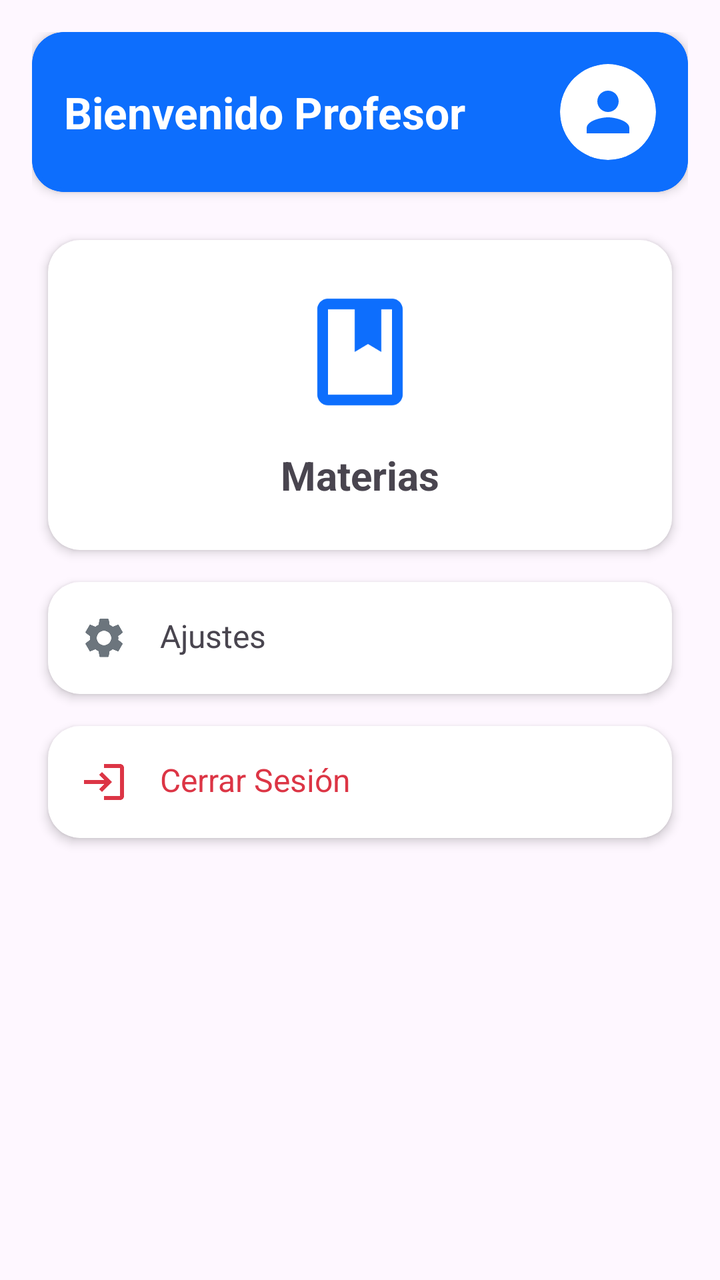
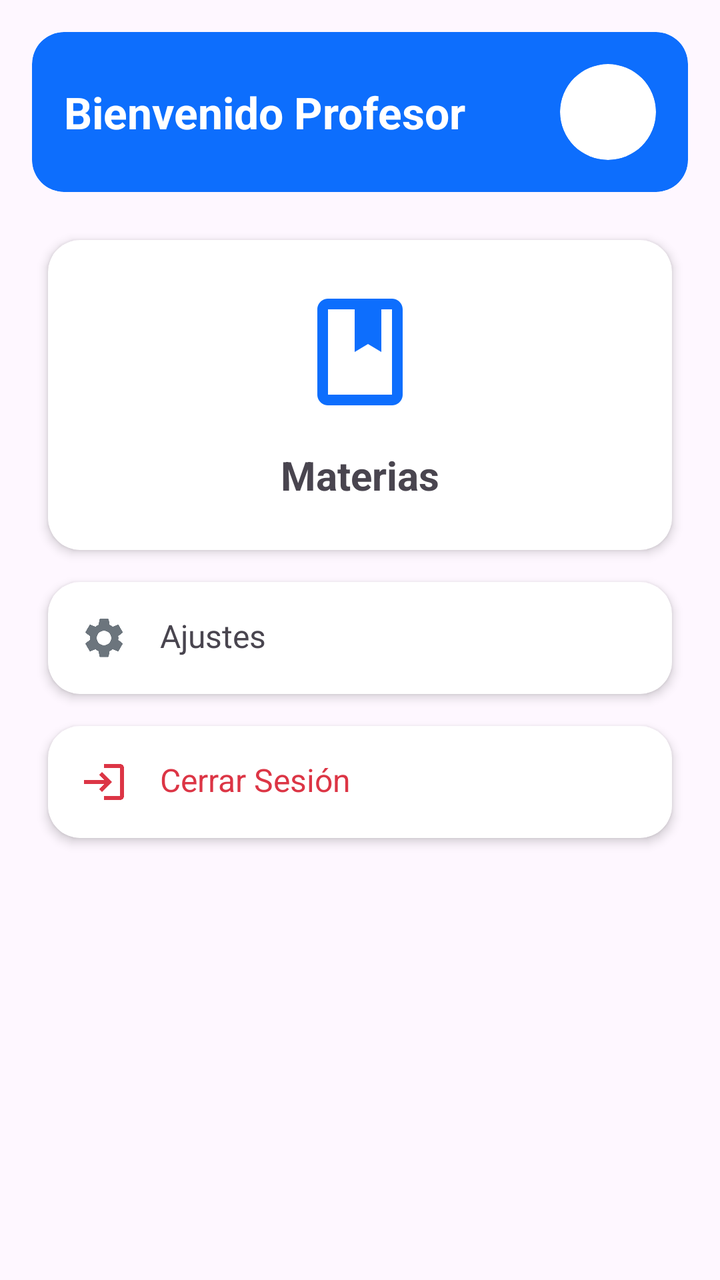

Compare the two renders of this Android layout. The source of the first and the diff that turns it into the second are given below.
<!-- AndroidManifest.xml: application theme Theme.MyApplication -->
<!-- res/layout/fragment_professor_home.xml -->
<?xml version="1.0" encoding="utf-8"?>
<LinearLayout xmlns:android="http://schemas.android.com/apk/res/android"
    xmlns:app="http://schemas.android.com/apk/res-auto"
    android:layout_width="match_parent"
    android:layout_height="match_parent"
    android:orientation="vertical"
    android:padding="16dp"
    android:background="?android:attr/colorBackground">

    <com.google.android.material.card.MaterialCardView
        android:id="@+id/cardHeaderProfileProf"
        android:layout_width="match_parent"
        android:layout_height="wrap_content"
        android:layout_marginBottom="16dp"
        app:cardCornerRadius="16dp"
        app:strokeColor="?attr/colorPrimary"
        app:strokeWidth="2dp"
        app:cardElevation="3dp"
        app:cardBackgroundColor="?attr/colorPrimary">
        <RelativeLayout
            android:layout_width="match_parent"
            android:layout_height="wrap_content"
            android:padding="16dp">
            <TextView
                android:id="@+id/tvProfessorName"
                android:layout_width="wrap_content"
                android:layout_height="wrap_content"
                android:layout_alignParentStart="true"
                android:layout_toStartOf="@id/btnGoToProfileProf"
                android:layout_centerVertical="true"
                android:text="Bienvenido Profesor"
                android:textColor="?attr/colorOnPrimary"
                android:textSize="22sp"
                android:textStyle="bold" />

            <androidx.cardview.widget.CardView
                android:id="@+id/btnGoToProfileProf"
                android:layout_width="48dp"
                android:layout_height="48dp"
                app:cardCornerRadius="24dp"
                app:cardElevation="0dp"
                app:cardBackgroundColor="?attr/colorOnPrimary"
                android:layout_alignParentEnd="true"
                android:layout_centerVertical="true"
                android:clickable="true"
                android:focusable="true"
                android:foreground="?android:attr/selectableItemBackground">
                <ImageView
                    android:id="@+id/ivProfileImageProf"
                    android:layout_width="match_parent"
                    android:layout_height="match_parent"
                    android:src="@drawable/ic_person"
                    android:scaleType="centerCrop"
                    app:tint="?attr/colorPrimary"
                    android:padding="8dp"
                    android:contentDescription="Perfil"/>
            </androidx.cardview.widget.CardView>
        </RelativeLayout>
    </com.google.android.material.card.MaterialCardView>

    <androidx.cardview.widget.CardView
        android:id="@+id/cardMySubjects"
        style="@style/Widget.Bootstrap.Card"
        android:layout_width="match_parent"
        android:layout_height="wrap_content"
        android:clickable="true"
        android:focusable="true"
        android:foreground="?attr/selectableItemBackground">
        <LinearLayout
            android:layout_width="match_parent"
            android:layout_height="wrap_content"
            android:orientation="vertical"
            android:padding="24dp"
            android:gravity="center">
            <ImageView
                android:layout_width="64dp"
                android:layout_height="64dp"
                android:src="@drawable/ic_book"
                app:tint="?attr/colorPrimary"/>
            <TextView
                android:layout_width="wrap_content"
                android:layout_height="wrap_content"
                android:text="Materias"
                android:textSize="20sp"
                android:textStyle="bold"
                android:layout_marginTop="16dp"/>
        </LinearLayout>
    </androidx.cardview.widget.CardView>

    <androidx.cardview.widget.CardView
        android:id="@+id/cardSettings"
        style="@style/Widget.Bootstrap.Card"
        android:layout_width="match_parent"
        android:layout_height="wrap_content"
        android:layout_marginTop="16dp"
        android:clickable="true"
        android:focusable="true"
        android:foreground="?attr/selectableItemBackground">
        <RelativeLayout
            android:layout_width="match_parent"
            android:layout_height="wrap_content"
            android:padding="16dp">
            <ImageView
                android:id="@+id/iconSettings"
                android:layout_width="24dp"
                android:layout_height="24dp"
                android:src="@drawable/ic_settings"
                app:tint="@color/bs_secondary"/>
            <TextView
                android:layout_width="wrap_content"
                android:layout_height="wrap_content"
                android:layout_toEndOf="@id/iconSettings"
                android:layout_marginStart="16dp"
                android:text="Ajustes"
                android:textSize="16sp"/>
        </RelativeLayout>
    </androidx.cardview.widget.CardView>

    <androidx.cardview.widget.CardView
        android:id="@+id/cardReturnToAdmin"
        style="@style/Widget.Bootstrap.Card"
        android:layout_width="match_parent"
        android:layout_height="wrap_content"
        android:clickable="true"
        android:focusable="true"
        android:foreground="?attr/selectableItemBackground"
        android:visibility="gone">
        <RelativeLayout
            android:layout_width="match_parent"
            android:layout_height="wrap_content"
            android:padding="16dp">
            <ImageView
                android:id="@+id/iconReturn"
                android:layout_width="24dp"
                android:layout_height="24dp"
                android:src="@drawable/ic_logout"
                app:tint="@color/bs_info"/>
            <TextView
                android:layout_width="wrap_content"
                android:layout_height="wrap_content"
                android:layout_toEndOf="@id/iconReturn"
                android:layout_marginStart="16dp"
                android:text="Volver a Gestión Administrativa"
                android:textStyle="bold"
                android:textColor="@color/bs_info"
                android:textSize="16sp"/>
        </RelativeLayout>
    </androidx.cardview.widget.CardView>

    <androidx.cardview.widget.CardView
        android:id="@+id/cardLogout"
        style="@style/Widget.Bootstrap.Card"
        android:layout_width="match_parent"
        android:layout_height="wrap_content"
        android:clickable="true"
        android:focusable="true"
        android:foreground="?attr/selectableItemBackground">
        <RelativeLayout
            android:layout_width="match_parent"
            android:layout_height="wrap_content"
            android:padding="16dp">
            <ImageView
                android:id="@+id/iconLogout"
                android:layout_width="24dp"
                android:layout_height="24dp"
                android:src="@drawable/ic_login"
                app:tint="@color/bs_danger"/>
            <TextView
                android:layout_width="wrap_content"
                android:layout_height="wrap_content"
                android:layout_toEndOf="@id/iconLogout"
                android:layout_marginStart="16dp"
                android:text="Cerrar Sesión"
                android:textColor="@color/bs_danger"
                android:textSize="16sp"/>
        </RelativeLayout>
    </androidx.cardview.widget.CardView>

</LinearLayout>
<!-- resources referenced by this layout -->
<resources>
  <color name="bs_danger">#dc3545</color>
  <color name="bs_info">#0dcaf0</color>
  <color name="bs_secondary">#6c757d</color>
  <!-- drawable ic_book (drawable) -->
  <vector xmlns:android="http://schemas.android.com/apk/res/android"
      android:width="24dp"
      android:height="24dp"
      android:viewportWidth="24"
      android:viewportHeight="24">
      <path
          android:fillColor="#FFFFFF"
          android:pathData="M18,2H6C4.9,2 4,2.9 4,4v16c0,1.1 0.9,2 2,2h12c1.1,0 2,-0.9 2,-2V4C20,2.9 19.1,2 18,2zM18,20H6V4h5v8l2.5,-1.5L16,12V4h2V20z" />
  </vector>
  <!-- drawable ic_login (drawable) -->
  <vector xmlns:android="http://schemas.android.com/apk/res/android"
      android:width="24dp"
      android:height="24dp"
      android:viewportWidth="24"
      android:viewportHeight="24">
      <path
          android:fillColor="#FFFFFF"
          android:pathData="M11,7L9.6,8.4l2.6,2.6H2v2h10.2l-2.6,2.6L11,17l5,-5L11,7zM20,19h-8v2h8c1.1,0 2,-0.9 2,-2V5c0,-1.1 -0.9,-2 -2,-2h-8v2h8V19z" />
  </vector>
  <!-- drawable ic_logout (drawable) -->
  <vector xmlns:android="http://schemas.android.com/apk/res/android"
      android:width="24dp"
      android:height="24dp"
      android:viewportWidth="24"
      android:viewportHeight="24">
      <path
          android:fillColor="#FFFFFF"
          android:pathData="M17,7l-1.41,1.41L18.17,11H8v2h10.17l-2.58,2.58L17,17l5,-5L17,7zM4,5h8V3H4C2.9,3 2,3.9 2,5v14c0,1.1 0.9,2 2,2h8v-2H4V5z"/>
  </vector>
  <!-- drawable ic_person (drawable) -->
  <vector xmlns:android="http://schemas.android.com/apk/res/android"
      android:width="24dp"
      android:height="24dp"
      android:viewportWidth="24"
      android:viewportHeight="24">
      <path
          android:fillColor="#6c757d"
          android:pathData="M12,12c2.21,0 4,-1.79 4,-4s-1.79,-4 -4,-4 -4,1.79 -4,4 1.79,4 4,4zM12,14c-2.67,0 -8,1.34 -8,4v2h16v-2c0,-2.66 -5.33,-4 -8,-4z" />
  </vector>
  <style name="Widget.Bootstrap.Card" parent="Widget.Material3.CardView.Outlined">
          <item name="cardBackgroundColor">?attr/colorSurface</item>
          <item name="cardCornerRadius">16dp</item>
          <item name="cardElevation">3dp</item>
          <item name="strokeColor">?attr/colorPrimary</item>
          <item name="strokeWidth">2dp</item>
          <item name="android:layout_margin">8dp</item>
      </style>
  <style name="Theme.MyApplication" parent="Base.Theme.MyApplication" />
  <style name="Base.Theme.MyApplication" parent="Theme.Material3.DayNight.NoActionBar">
          <item name="colorPrimary">@color/accent_blue</item>
          <item name="colorOnPrimary">@color/white</item>
          <item name="colorSecondary">@color/bs_secondary</item>
          <item name="android:statusBarColor">@color/bs_dark</item>
          <item name="android:windowBackground">@color/bs_light</item>
          <item name="colorSurface">@color/surface_light</item>
          <item name="materialCardViewStyle">@style/Widget.Bootstrap.Card</item>
          <item name="cardViewStyle">@style/Widget.Bootstrap.Card</item>
          <item name="alertDialogTheme">@style/Theme.MyApplication.Dialog</item>
      </style>
  <color name="accent_blue">#0d6efd</color>
  <color name="white">#FFFFFFFF</color>
  <color name="bs_dark">#212529</color>
  <color name="bs_light">#f8f9fa</color>
  <color name="surface_light">#FFFFFF</color>
  <style name="Theme.MyApplication.Dialog" parent="ThemeOverlay.Material3.MaterialAlertDialog">
          <item name="shapeAppearanceOverlay">@style/ShapeAppearance.MyApplication.Dialog</item>
      </style>
  <style name="ShapeAppearance.MyApplication.Dialog" parent="ShapeAppearance.Material3.LargeComponent">
          <item name="cornerSize">20dp</item>
      </style>
  <!-- unchanged entries left out for length: 1 -->
</resources>

<!-- the commit's change to res/layout/fragment_professor_home.xml (unified diff, before → after) -->
@@ -13,9 +13,8 @@
         android:layout_height="wrap_content"
         android:layout_marginBottom="16dp"
         app:cardCornerRadius="16dp"
-        app:strokeColor="?attr/colorPrimary"
-        app:strokeWidth="2dp"
-        app:cardElevation="3dp"
+        app:strokeWidth="0dp"
+        app:cardElevation="0dp"
         app:cardBackgroundColor="?attr/colorPrimary">
         <RelativeLayout
             android:layout_width="match_parent"
@@ -49,10 +48,9 @@
                     android:id="@+id/ivProfileImageProf"
                     android:layout_width="match_parent"
                     android:layout_height="match_parent"
-                    android:src="@drawable/ic_person"
+                    android:src="@drawable/ic_person_badge"
                     android:scaleType="centerCrop"
-                    app:tint="?attr/colorPrimary"
-                    android:padding="8dp"
+                    android:padding="0dp"
                     android:contentDescription="Perfil"/>
             </androidx.cardview.widget.CardView>
         </RelativeLayout>
<!-- resource entries referenced after the edit -->
@@ -33,15 +33,22 @@
           android:fillColor="#FFFFFF"
           android:pathData="M17,7l-1.41,1.41L18.17,11H8v2h10.17l-2.58,2.58L17,17l5,-5L17,7zM4,5h8V3H4C2.9,3 2,3.9 2,5v14c0,1.1 0.9,2 2,2h8v-2H4V5z"/>
   </vector>
-  <!-- drawable ic_person (drawable) -->
+  <!-- drawable ic_person_badge (drawable) -->
   <vector xmlns:android="http://schemas.android.com/apk/res/android"
       android:width="24dp"
       android:height="24dp"
       android:viewportWidth="24"
       android:viewportHeight="24">
+  
+      
       <path
-          android:fillColor="#6c757d"
-          android:pathData="M12,12c2.21,0 4,-1.79 4,-4s-1.79,-4 -4,-4 -4,1.79 -4,4 1.79,4 4,4zM12,14c-2.67,0 -8,1.34 -8,4v2h16v-2c0,-2.66 -5.33,-4 -8,-4z" />
+          android:fillColor="#FFFFFF"
+          android:pathData="M12,4.25A3.75,3.75 0,1 0,12,11.75A3.75,3.75 0,1 0,12,4.25z"/>
+  
+      
+      <path
+          android:fillColor="#FFFFFF"
+          android:pathData="M12,14C7.9,14 4.5,16.1 4.5,18.8V20.5H19.5V18.8C19.5,16.1 16.1,14 12,14z"/>
   </vector>
   <style name="Widget.Bootstrap.Card" parent="Widget.Material3.CardView.Outlined">
           <item name="cardBackgroundColor">?attr/colorSurface</item>
